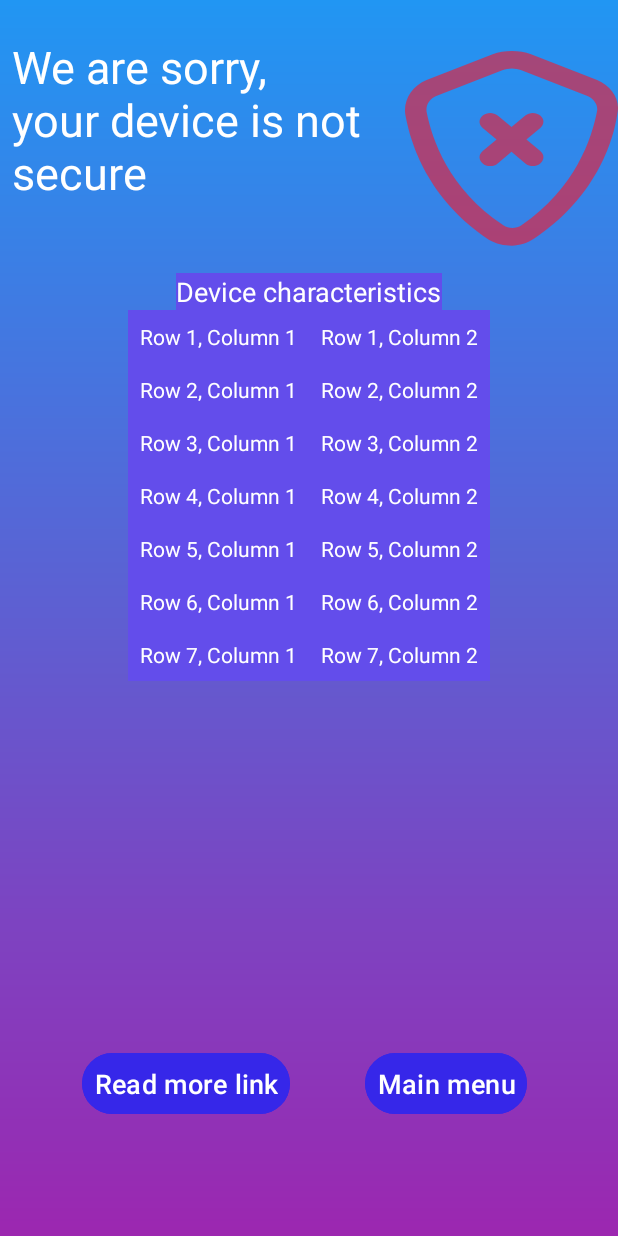
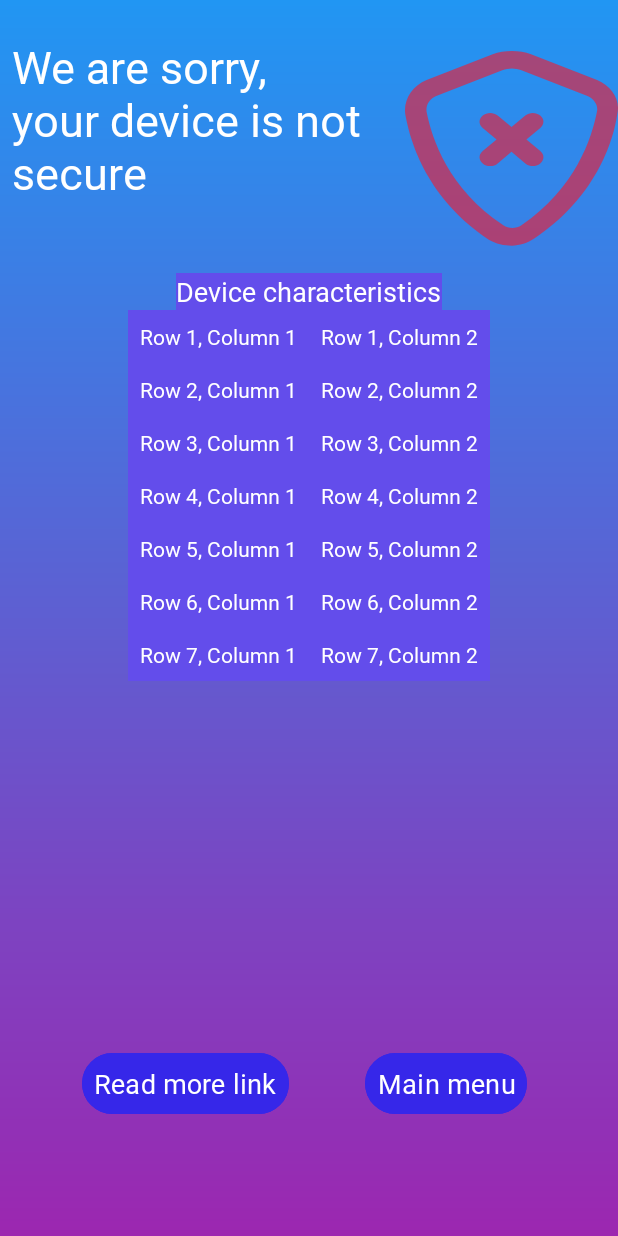
Before and after one commit to UAdant/INT20HSG2, an Android app: the NotSecure screen opened directly, with no data from a screen before it, on a phone screen of 412 x 824 dp. Run offline under Robolectric (Android 15) with nearby library versions, the light colour scheme and no system bars.

Commit message:
Merge remote-tracking branch 'origin/master' 60% disane
# Conflicts:
#	app/src/main/AndroidManifest.xml

```diff
--- a/app/src/main/res/layout/activity_device_is_not_found2.xml
+++ b/app/src/main/res/layout/activity_device_is_not_found2.xml
@@ -20,6 +20,7 @@
         app:layout_constraintBottom_toBottomOf="parent"
         app:layout_constraintVertical_bias="0."
         app:layout_constraintStart_toStartOf="parent"
+        android:fontFamily="@font/kokororegular"
         app:layout_constraintEnd_toEndOf="parent" />
 
 
@@ -27,6 +28,7 @@
     <Button
         android:id="@+id/btnBack1"
         android:layout_width="wrap_content"
+        android:fontFamily="@font/kokororegular"
         android:layout_height="wrap_content"
         android:text="@string/BtnBack"
         android:paddingStart="16dp"
@@ -48,6 +50,7 @@
         android:layout_width="wrap_content"
         android:layout_height="wrap_content"
         android:text="@string/Send"
+        android:fontFamily="@font/kokororegular"
         android:textSize="20sp"
         android:gravity="center"
         android:textColor="@color/white"
--- a/app/src/main/res/layout/activity_not_secure.xml
+++ b/app/src/main/res/layout/activity_not_secure.xml
@@ -11,6 +11,7 @@
     <TextView
         android:id="@+id/notSecureLabel"
         android:layout_width="269dp"
+        android:fontFamily="@font/kokororegular"
         android:layout_height="166dp"
         android:layout_marginTop="16dp"
         android:gravity="start"
@@ -26,6 +27,7 @@
     <ImageButton
         android:layout_width="142dp"
         android:layout_height="131dp"
+        android:fontFamily="@font/kokororegular"
         android:background="@drawable/___"
         app:layout_constraintBottom_toBottomOf="parent"
         app:layout_constraintEnd_toEndOf="parent"
@@ -39,6 +41,7 @@
         android:id="@+id/deviceCharacteristicsLabel"
         android:layout_width="wrap_content"
         android:layout_height="wrap_content"
+        android:fontFamily="@font/kokororegular"
         android:layout_marginStart="32dp"
         android:layout_marginBottom="116dp"
         android:background="@color/white_purple"
@@ -52,6 +55,7 @@
         android:id="@+id/linkButton"
         android:layout_width="wrap_content"
         android:layout_height="wrap_content"
+        android:fontFamily="@font/kokororegular"
         android:padding="8dp"
         android:text="@string/ReadMoreLink"
         android:textSize="18sp"
@@ -66,6 +70,7 @@
         android:id="@+id/btnBack2"
         android:layout_width="wrap_content"
         android:layout_height="wrap_content"
+        android:fontFamily="@font/kokororegular"
         android:padding="8dp"
         android:text="@string/BtnBack"
         android:textSize="18sp"
@@ -80,6 +85,7 @@
     <TableLayout
         android:id="@+id/listcharacteristics"
         android:layout_width="wrap_content"
+        android:fontFamily="@font/kokororegular"
         android:gravity="center"
         android:layout_height="wrap_content"
         android:background="@color/white_purple"
@@ -94,11 +100,13 @@
                 android:layout_width="wrap_content"
                 android:layout_height="wrap_content"
                 android:padding="8dp"
+                android:fontFamily="@font/kokororegular"
                 android:textColor="@color/white"
                 android:text="Row 1, Column 1" />
 
             <TextView
                 android:layout_width="wrap_content"
+                android:fontFamily="@font/kokororegular"
                 android:layout_height="wrap_content"
                 android:padding="8dp"
                 android:textColor="@color/white"
@@ -108,12 +116,14 @@
         <TableRow>
             <TextView
                 android:layout_width="wrap_content"
+                android:fontFamily="@font/kokororegular"
                 android:layout_height="wrap_content"
                 android:text="Row 2, Column 1"
                 android:textColor="@color/white"
                 android:padding="8dp"/>
             <TextView
                 android:layout_width="wrap_content"
+                android:fontFamily="@font/kokororegular"
                 android:layout_height="wrap_content"
                 android:textColor="@color/white"
                 android:text="Row 2, Column 2"
@@ -122,12 +132,14 @@
         <TableRow>
             <TextView
                 android:layout_width="wrap_content"
+                android:fontFamily="@font/kokororegular"
                 android:layout_height="wrap_content"
                 android:text="Row 3, Column 1"
                 android:textColor="@color/white"
                 android:padding="8dp"/>
             <TextView
                 android:layout_width="wrap_content"
+                android:fontFamily="@font/kokororegular"
                 android:layout_height="wrap_content"
                 android:text="Row 3, Column 2"
                 android:textColor="@color/white"
@@ -136,12 +148,14 @@
         <TableRow>
             <TextView
                 android:layout_width="wrap_content"
+                android:fontFamily="@font/kokororegular"
                 android:layout_height="wrap_content"
                 android:text="Row 4, Column 1"
                 android:textColor="@color/white"
                 android:padding="8dp"/>
             <TextView
                 android:layout_width="wrap_content"
+                android:fontFamily="@font/kokororegular"
                 android:layout_height="wrap_content"
                 android:text="Row 4, Column 2"
                 android:textColor="@color/white"
@@ -150,12 +164,14 @@
         <TableRow>
             <TextView
                 android:layout_width="wrap_content"
+                android:fontFamily="@font/kokororegular"
                 android:layout_height="wrap_content"
                 android:text="Row 5, Column 1"
                 android:textColor="@color/white"
                 android:padding="8dp"/>
             <TextView
                 android:layout_width="wrap_content"
+                android:fontFamily="@font/kokororegular"
                 android:layout_height="wrap_content"
                 android:text="Row 5, Column 2"
                 android:textColor="@color/white"
@@ -164,12 +180,14 @@
         <TableRow>
             <TextView
                 android:layout_width="wrap_content"
+                android:fontFamily="@font/kokororegular"
                 android:layout_height="wrap_content"
                 android:text="Row 6, Column 1"
                 android:textColor="@color/white"
                 android:padding="8dp"/>
             <TextView
                 android:layout_width="wrap_content"
+                android:fontFamily="@font/kokororegular"
                 android:layout_height="wrap_content"
                 android:text="Row 6, Column 2"
                 android:textColor="@color/white"
@@ -178,12 +196,14 @@
         <TableRow>
             <TextView
                 android:layout_width="wrap_content"
+                android:fontFamily="@font/kokororegular"
                 android:layout_height="wrap_content"
                 android:text="Row 7, Column 1"
                 android:textColor="@color/white"
                 android:padding="8dp"/>
             <TextView
                 android:layout_width="wrap_content"
+                android:fontFamily="@font/kokororegular"
                 android:layout_height="wrap_content"
                 android:text="Row 7, Column 2"
                 android:textColor="@color/white"
--- a/app/src/main/res/layout/popup_window.xml
+++ b/app/src/main/res/layout/popup_window.xml
@@ -18,6 +18,7 @@
         android:background="@drawable/purple_oval"
         android:backgroundTint="@color/blue"
         android:gravity="center"
+        android:fontFamily="@font/kokororegular"
         android:text="@string/Send"
         android:textColor="@android:color/white"
         android:textSize="30sp"
@@ -28,6 +29,7 @@
         android:layout_width="wrap_content"
         android:layout_height="wrap_content"
         android:layout_gravity="center"
+        android:fontFamily="@font/kokororegular"
         android:backgroundTint="@color/blue"
         android:text="@string/BtnBack"
         android:textSize="20sp" />
```
Also changed, not shown: app/src/main/res/font/font_family.xml (added, +9 -0 lines), app/src/main/res/layout/activity_done_security.xml (+19 -0 lines), app/src/main/res/layout/activity_main.xml (+10 -0 lines).
